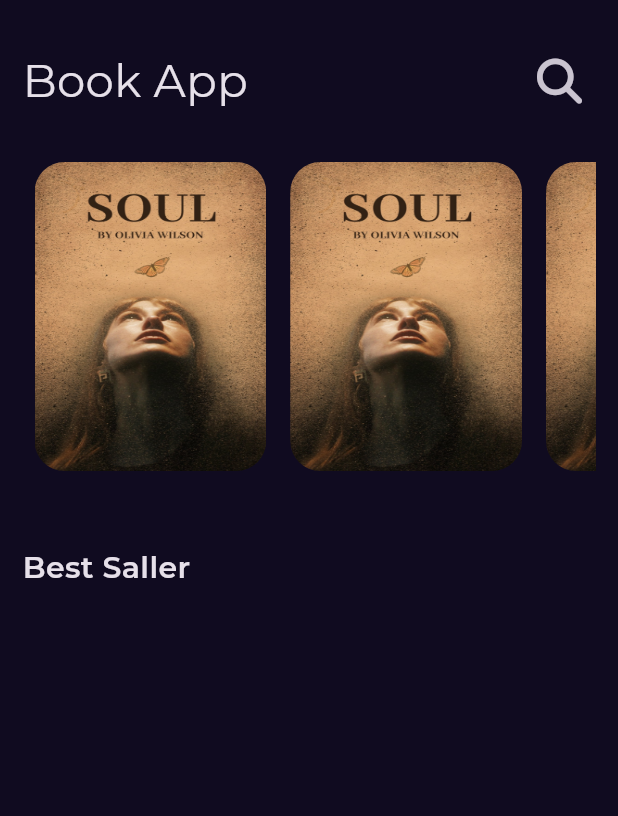
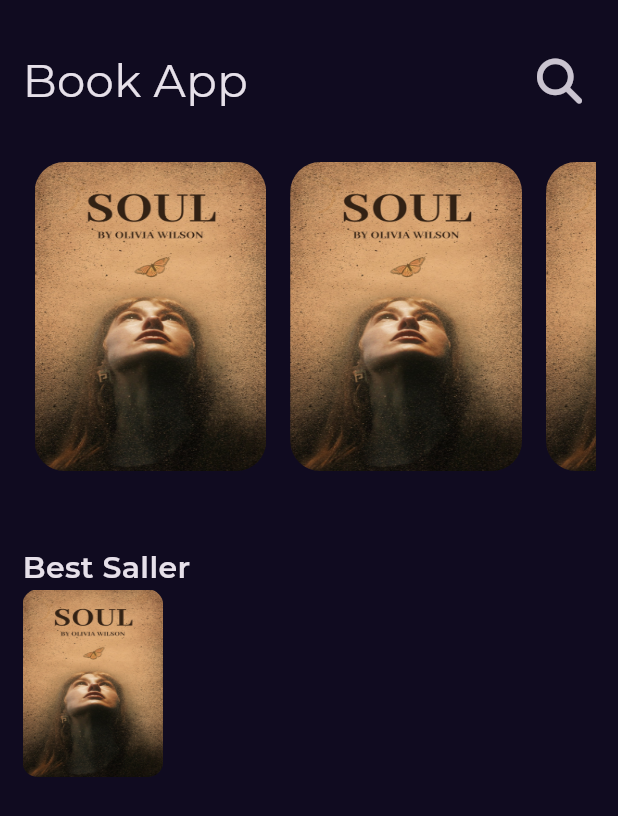
Before and after one commit to EsAm1973/book-store, a Flutter app: the screen it shows after launch, on a phone screen of 412 x 824 dp. Shown: the top 816 px of the screen. Run offline on Flutter 3.47's test engine with Material 3 defaults, Android fonts, the phone set to English and light mode, and no system bars; our stand-ins replace font_awesome_flutter, get, google_fonts.

Commit message:
Make a image in best saller listview item

```diff
--- a/lib/Features/home/presentation/views/widgets/home_view_body.dart
+++ b/lib/Features/home/presentation/views/widgets/home_view_body.dart
@@ -1,6 +1,7 @@
 import 'package:bookly_app/Core/utils/styles.dart';
 import 'package:bookly_app/Features/home/presentation/views/widgets/custom_app_bar.dart';
 import 'package:bookly_app/Features/home/presentation/views/widgets/custom_listview.dart';
+import 'package:bookly_app/constants.dart';
 import 'package:flutter/material.dart';
 
 class HomeViewBody extends StatelessWidget {
@@ -22,10 +23,35 @@ class HomeViewBody extends StatelessWidget {
             Text(
               'Best Saller',
               style: Styles.titleMeidum,
-            )
+            ),
+            BestSallerListViewItem(),
           ],
         ),
       ),
     );
   }
 }
+
+class BestSallerListViewItem extends StatelessWidget {
+  const BestSallerListViewItem({super.key});
+
+  @override
+  Widget build(BuildContext context) {
+    return Row(
+      children: [
+        SizedBox(
+            height: 125,
+            child: AspectRatio(
+              aspectRatio: 3.0 / 4,
+              child: Container(
+                decoration: BoxDecoration(
+                  borderRadius: BorderRadius.circular(10),
+                  image: const DecorationImage(
+                      image: AssetImage(kTestImage), fit: BoxFit.fill),
+                ),
+              ),
+            ))
+      ],
+    );
+  }
+}
```
